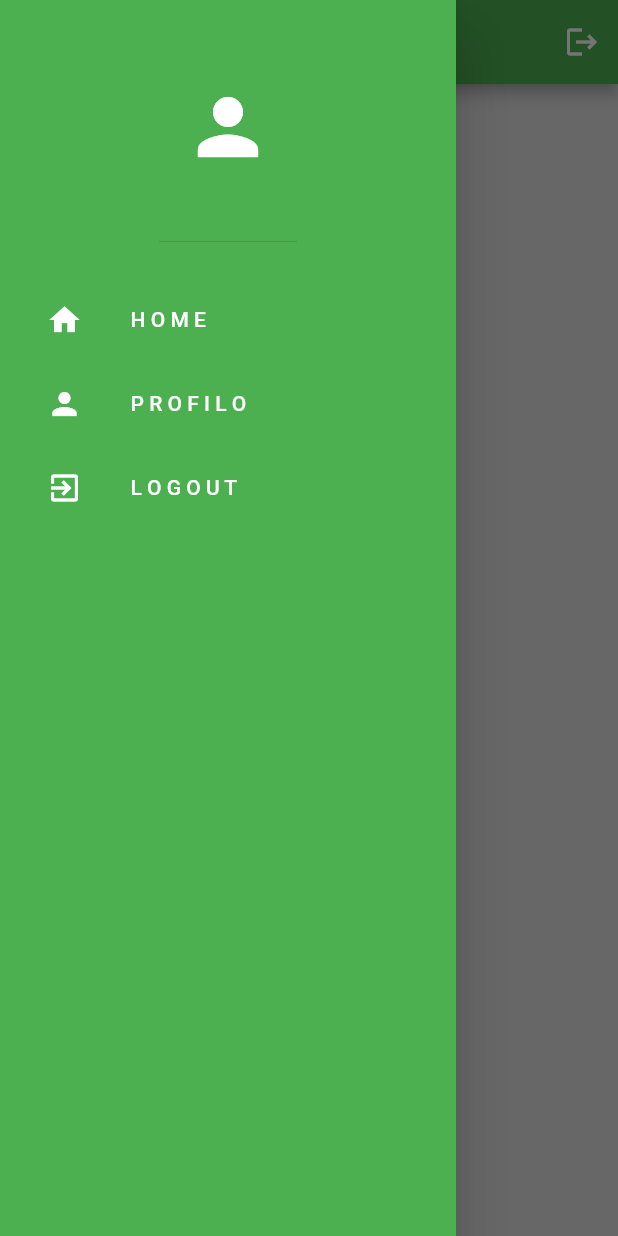
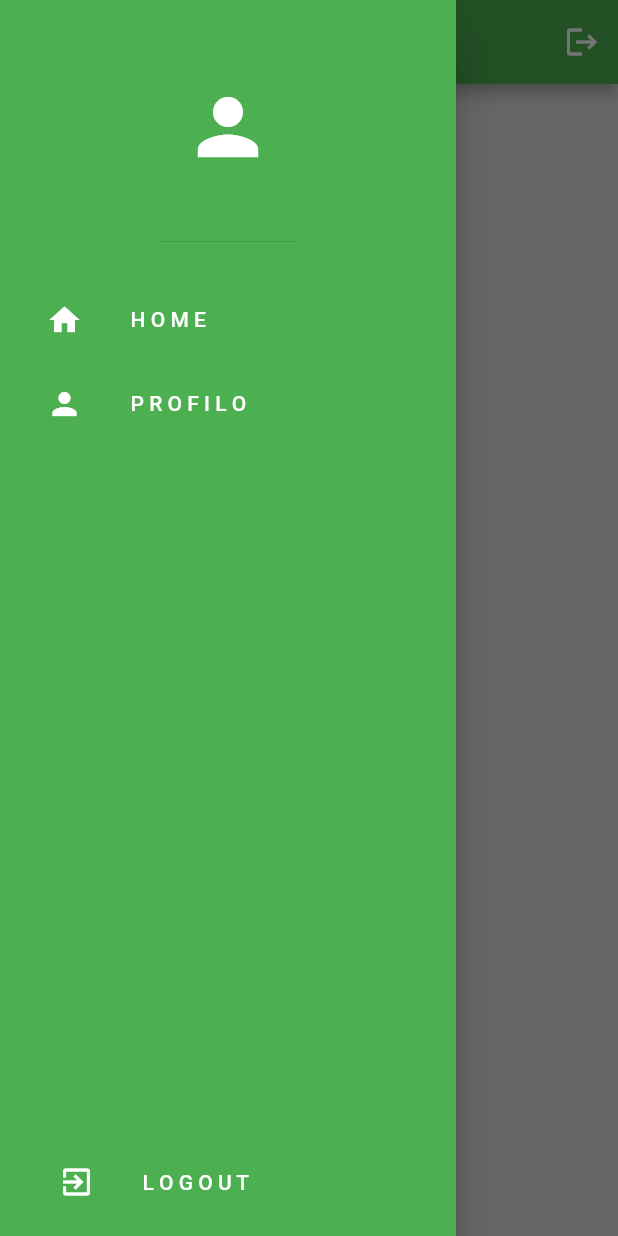
Before and after one commit to AndLerm/Coinquilini, a Flutter app: the screen it shows once a user with an empty profile is signed in, with the side drawer open, on a phone screen of 412 x 824 dp. Run offline on Flutter 3.47's test engine with Material 2 defaults, Android fonts, the phone set to English and light mode, and no system bars; our stand-ins replace cloud_firestore, firebase_auth, firebase_core, google_fonts; accounts and stored records are empty.

Commit message:
drawer aggiustato, creazione pagina del profilo

```diff
--- a/lib/components/drawer.dart
+++ b/lib/components/drawer.dart
@@ -14,16 +14,21 @@ class MyDrawer extends StatelessWidget {
     return Drawer(
       backgroundColor: Colors.green,
       child: Column(
+        mainAxisAlignment: MainAxisAlignment.spaceBetween,
         children: [
-          // icona
-          DrawerHeader(
+          Column(
+            children: [
+              const DrawerHeader(
                   child: Icon(
                 Icons.person,
                 color: Colors.white,
                 size: 60,
               )),
 
-          Text((currentUser.email!)),
+              Text(
+                (currentUser.email!),
+                style: TextStyle(color: Colors.white),
+              ),
 
               // home
               MyListTile(
@@ -38,12 +43,18 @@ class MyDrawer extends StatelessWidget {
                 text: 'P R O F I L O',
                 onTap: onProfileTap,
               ),
+            ],
+          ),
+          // icona
 
           // logout
-          MyListTile(
+          Padding(
+            padding: const EdgeInsets.all(8.0),
+            child: MyListTile(
               icon: Icons.exit_to_app,
               text: 'L O G O U T',
               onTap: onSignOut,
+            ),
           ),
         ],
       ),
--- a/lib/pages/register_page.dart
+++ b/lib/pages/register_page.dart
@@ -47,7 +47,7 @@ class _RegisterPageState extends State<RegisterPage> {
           .collection("Users")
           .doc(userCredential.user!.email)
           .set({
-        'Username': emailTextController.text.split('@')[0],
+        'Username': emailTextController.text.split('@'),
         'Bio': 'Scrivi una biografia...'
       });
 
```
Also changed, not shown: lib/pages/profile_page.dart (+20 -0 lines). Lines whose indentation alone changed are shown as unchanged.
